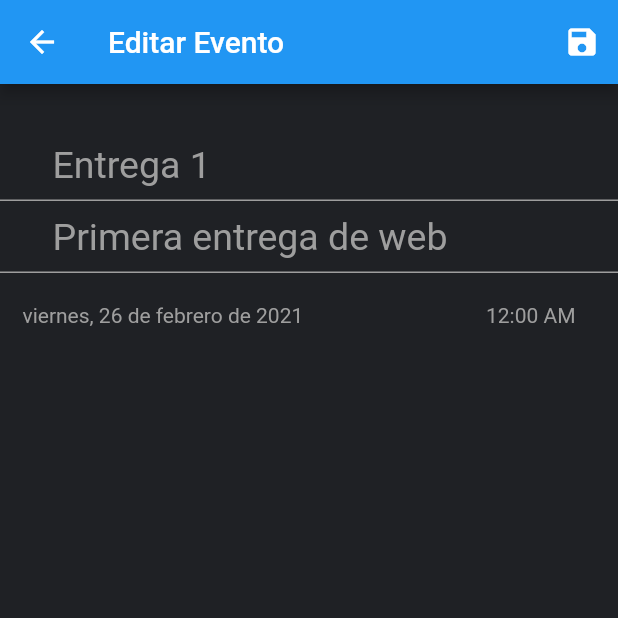
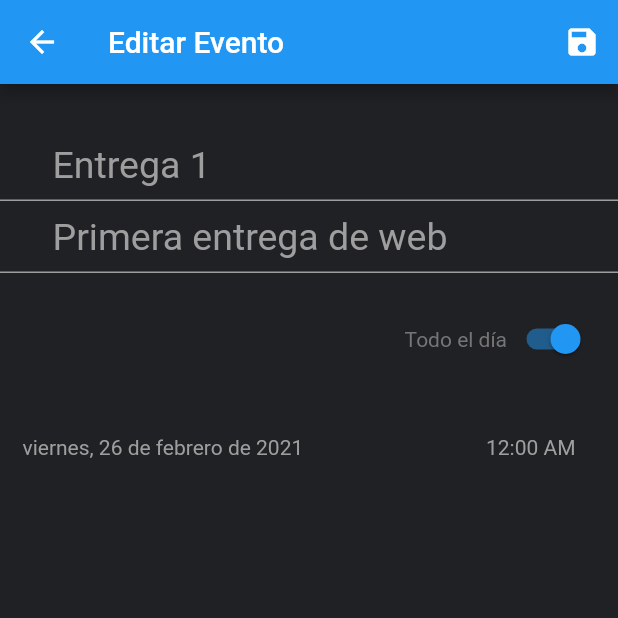
Before and after one commit to Alderbane/ProyectoMoviles, a Flutter app: the screen it shows after launch, after a tap on "Event A7", on a phone screen of 412 x 824 dp, the top half of it. Run offline on Flutter 3.47's test engine with Material 2 defaults, Android fonts, the phone set to English and light mode, and no system bars; our stand-ins replace table_calendar.

Commit message:
Adds to Model, Changes to Event page

```diff
--- a/lib/event_page.dart
+++ b/lib/event_page.dart
@@ -19,13 +19,14 @@ class _EventPageState extends State<EventPage> {
   var _descController = TextEditingController();
   Evento event;
   TimeOfDay selectedTime = TimeOfDay(hour: 0, minute: 0);
+  bool _isAllDay;
 
   @override
   Widget build(BuildContext context) {
     event = ModalRoute.of(context).settings.arguments;
     _titleController.text = event.titulo;
     _descController.text = event.descripcion;
-
+    _isAllDay = event.isAllDay();
     // TimeOfDay(hour:int.parse(event.hora.split(":")[0]),minute: int.parse(event.hora.split(":")[1]));
     return Scaffold(
       appBar: AppBar(
@@ -74,6 +75,25 @@ class _EventPageState extends State<EventPage> {
                   borderSide: BorderSide(color: Colors.grey[500]),
                 ),
                 contentPadding: EdgeInsets.symmetric(horizontal: 35),
+              ),
+            ),
+            Padding(
+              padding:
+                  const EdgeInsets.symmetric(horizontal: 15.0, vertical: 20),
+              child: Row(
+                mainAxisAlignment: MainAxisAlignment.end,
+                children: [
+                  Text("Todo el día",
+                      style: TextStyle(color: Colors.grey[600])),
+                  Switch(
+                    value: _isAllDay,
+                    onChanged: (value) {
+                      setState(() {
+                        _isAllDay = value;
+                      });
+                    },
+                  ),
+                ],
               ),
             ),
             Row(
--- a/lib/home_page.dart
+++ b/lib/home_page.dart
@@ -305,7 +305,7 @@ class _HomePageState extends State<HomePage> with TickerProviderStateMixin {
                     titulo: "Entrega 1",
                     descripcion: "Primera entrega de web",
                     fecha: DateTime(2021, 02, 26),
-                    hora: "Todo el dia",
+                    hora: "Todo el día",
                   );
                   Navigator.of(context).pushNamed("/eventPage", arguments: e);
                 }, //Redirecciona a nuevo widget el cual cuenta con los detalles del evento de ese día
--- a/lib/models/event_model.dart
+++ b/lib/models/event_model.dart
@@ -10,4 +10,8 @@ class Evento {
     this.descripcion,
     this.hora,
   }) {}
+
+  bool isAllDay() {
+    return this.hora == "Todo el día";
+  }
 }
```
